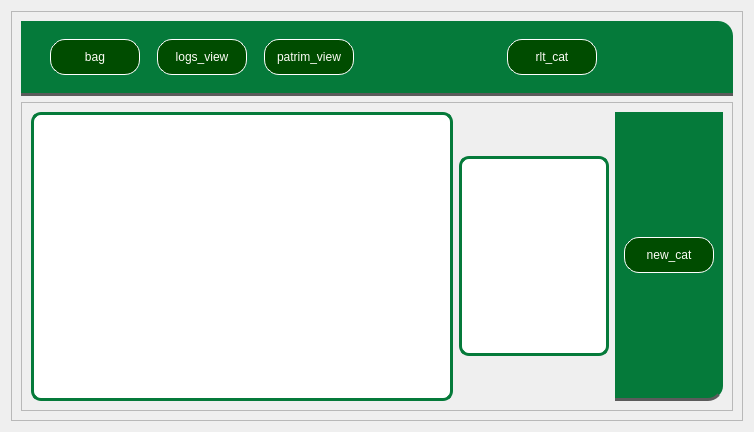
Qt form PATP/bckp/asset_ctrl/templates/interfaces/categ_view.ui (eduardogm22/controle_patrimonio) before a commit.
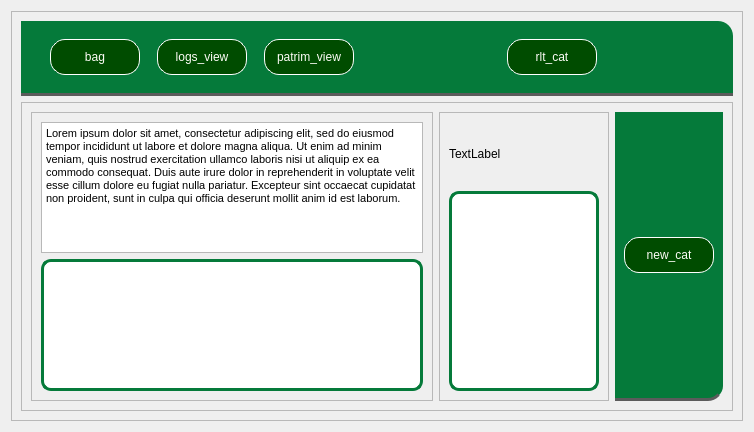
The same form after that commit.

Diff of the .ui file:
```diff
--- a/PATP/bckp/asset_ctrl/templates/interfaces/categ_view.ui
+++ b/PATP/bckp/asset_ctrl/templates/interfaces/categ_view.ui
@@ -241,6 +241,26 @@
         </property>
         <layout class="QHBoxLayout" name="horizontalLayout_3">
          <item>
+          <widget class="QFrame" name="frame_7">
+           <property name="frameShape">
+            <enum>QFrame::StyledPanel</enum>
+           </property>
+           <property name="frameShadow">
+            <enum>QFrame::Raised</enum>
+           </property>
+           <layout class="QVBoxLayout" name="verticalLayout_4">
+            <item>
+             <widget class="QTextBrowser" name="textBrowser">
+              <property name="html">
+               <string>&lt;!DOCTYPE HTML PUBLIC &quot;-//W3C//DTD HTML 4.0//EN&quot; &quot;http://www.w3.org/TR/REC-html40/strict.dtd&quot;&gt;
+&lt;html&gt;&lt;head&gt;&lt;meta name=&quot;qrichtext&quot; content=&quot;1&quot; /&gt;&lt;style type=&quot;text/css&quot;&gt;
+p, li { white-space: pre-wrap; }
+&lt;/style&gt;&lt;/head&gt;&lt;body style=&quot; font-family:'MS Shell Dlg 2'; font-size:8.25pt; font-weight:400; font-style:normal;&quot;&gt;
+&lt;p style=&quot; margin-top:0px; margin-bottom:0px; margin-left:0px; margin-right:0px; -qt-block-indent:0; text-indent:0px;&quot;&gt;Lorem ipsum dolor sit amet, consectetur adipiscing elit, sed do eiusmod tempor incididunt ut labore et dolore magna aliqua. Ut enim ad minim veniam, quis nostrud exercitation ullamco laboris nisi ut aliquip ex ea commodo consequat. Duis aute irure dolor in reprehenderit in voluptate velit esse cillum dolore eu fugiat nulla pariatur. Excepteur sint occaecat cupidatat non proident, sunt in culpa qui officia deserunt mollit anim id est laborum.&lt;/p&gt;&lt;/body&gt;&lt;/html&gt;</string>
+              </property>
+             </widget>
+            </item>
+            <item>
           <widget class="QListView" name="listView">
            <property name="minimumSize">
             <size>
@@ -263,6 +283,25 @@
            </property>
           </widget>
          </item>
+           </layout>
+          </widget>
+         </item>
+         <item alignment="Qt::AlignHCenter">
+          <widget class="QFrame" name="frame_8">
+           <property name="frameShape">
+            <enum>QFrame::StyledPanel</enum>
+           </property>
+           <property name="frameShadow">
+            <enum>QFrame::Raised</enum>
+           </property>
+           <layout class="QVBoxLayout" name="verticalLayout_5">
+            <item>
+             <widget class="QLabel" name="label">
+              <property name="text">
+               <string>TextLabel</string>
+              </property>
+             </widget>
+            </item>
          <item>
           <widget class="QListView" name="listView_2">
            <property name="minimumSize">
@@ -284,6 +323,9 @@
 
 </string>
            </property>
+             </widget>
+            </item>
+           </layout>
           </widget>
          </item>
          <item>
```
Lines whose indentation alone changed are shown as unchanged.
